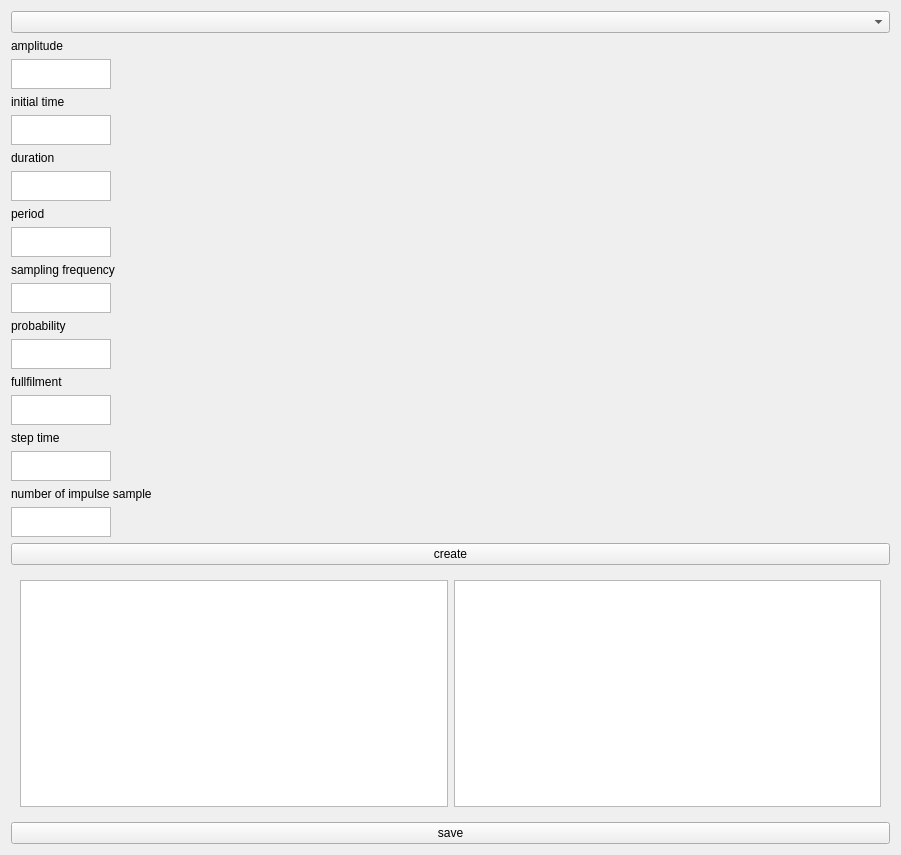
The window that program/forms/signal_display_widget.ui (MichalDudkiewicz/signal_processing) describes before a commit, drawn with Qt 5.
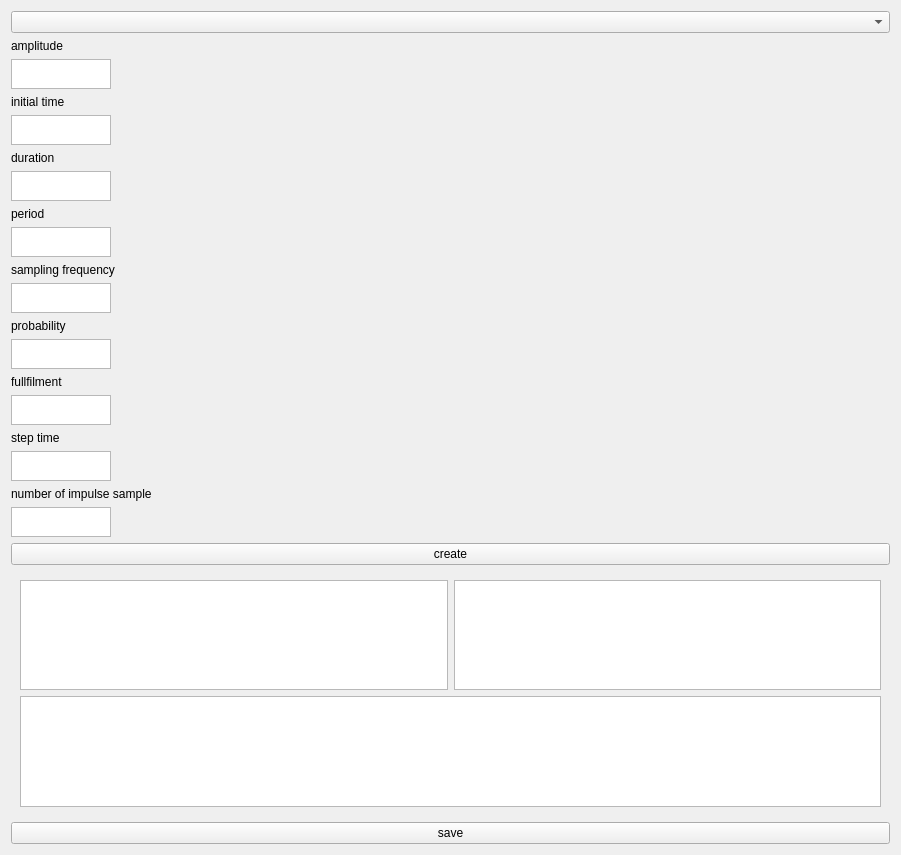
The same window after the commit. Custom widgets are drawn as their Qt base class.

The edit to the form file:
```diff
--- a/program/forms/signal_display_widget.ui
+++ b/program/forms/signal_display_widget.ui
@@ -27,12 +27,15 @@
           </sizepolicy>
          </property>
          <layout class="QGridLayout" name="gridLayout_3">
-          <item row="0" column="1">
-           <widget class="QTextBrowser" name="propertiesText"/>
-          </item>
           <item row="0" column="0">
            <widget class="QChartView" name="chartView"/>
           </item>
+          <item row="0" column="1">
+           <widget class="QChartView" name="histogramView"/>
+          </item>
+          <item row="1" column="0" colspan="2">
+           <widget class="QTextBrowser" name="propertiesText"/>
+          </item>
          </layout>
         </widget>
        </item>
```
